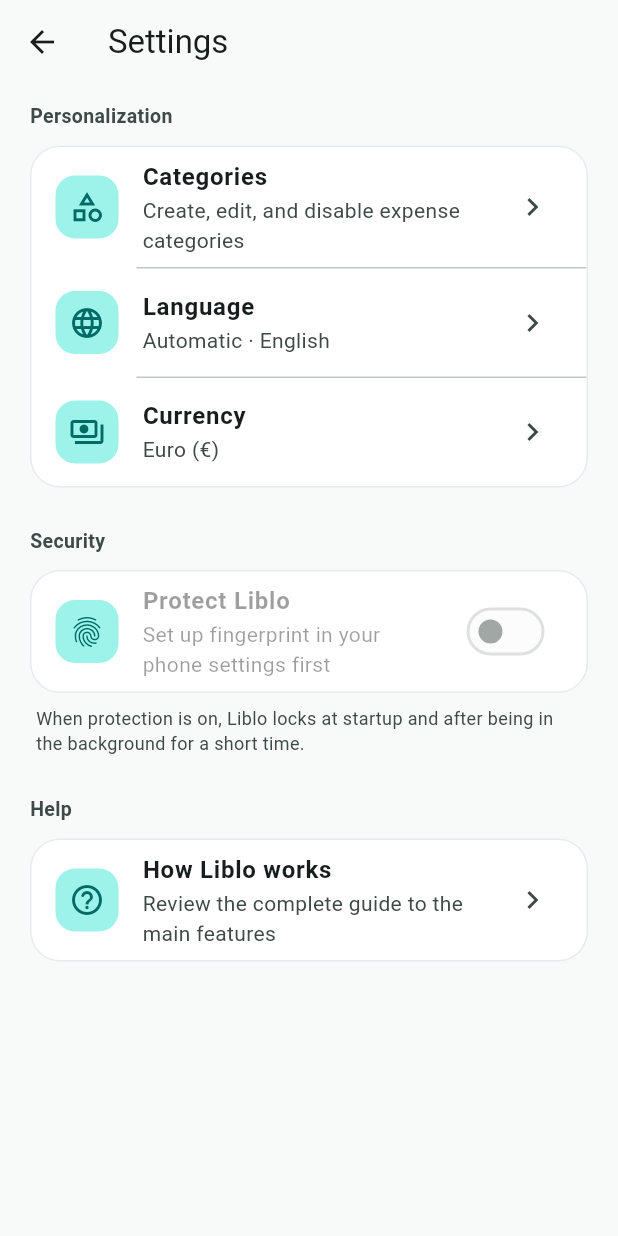
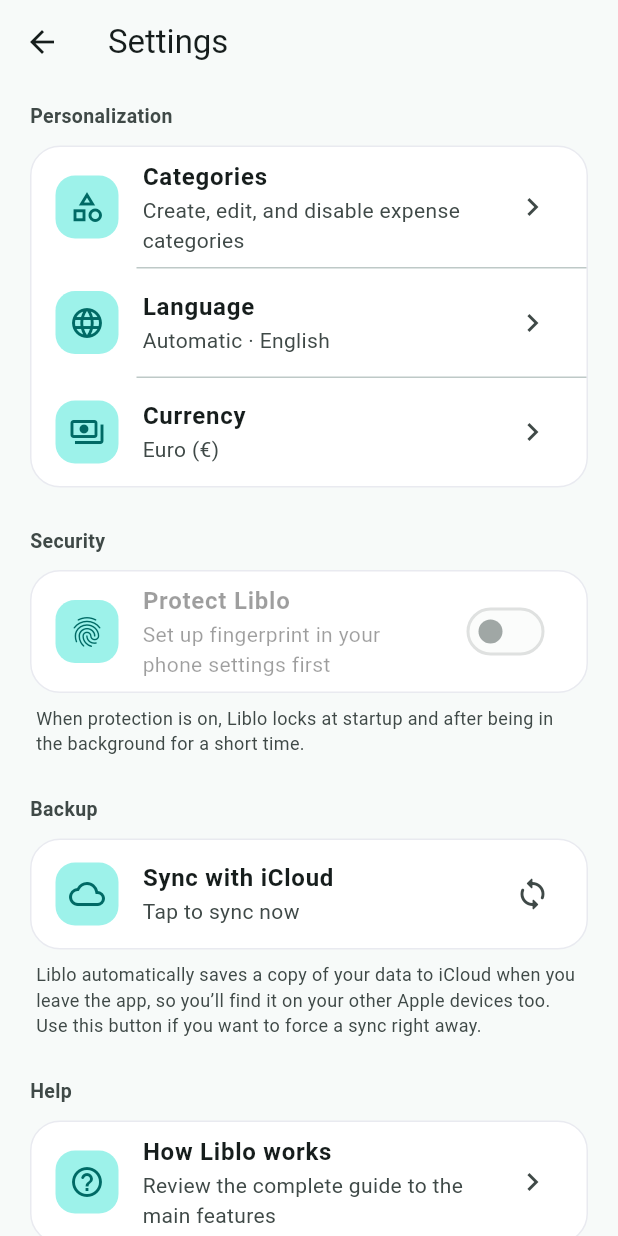
Before and after one commit to saveriocoleschi26/personal-finance, a Flutter app: the SettingsPage screen opened directly, on a phone screen of 412 x 824 dp. Run offline on Flutter 3.47's test engine with Material 3 defaults, Android fonts, the light colour scheme and no system bars; our stand-ins replace fl_chart, local_auth, sqflite; missing offline and left inert: icloud_storage; accounts and stored records are empty.

Commit message:
Sincronizzazione dati con iCloud

```diff
--- a/lib/localization/app_language.dart
+++ b/lib/localization/app_language.dart
@@ -170,6 +170,9 @@
       'This setting only changes the displayed symbol. Amounts are not converted.',
   'Sicurezza': 'Security',
   'Proteggi Liblo': 'Protect Liblo',
+  'Backup': 'Backup',
+  'Sincronizza con iCloud': 'Sync with iCloud',
+  'Sincronizzazione in corso...': 'Syncing...',
   'Aiuto': 'Help',
   'Come funziona Liblo': 'How Liblo works',
   'Rivedi la guida rapida alle funzioni principali':
--- a/lib/main.dart
+++ b/lib/main.dart
@@ -1,6 +1,7 @@
 import 'package:flutter/material.dart';
 
 import 'app_shell.dart';
+import 'cloud_sync/icloud_sync_service.dart';
 import 'currency/app_currency.dart';
 import 'localization/app_language.dart';
 import 'security/biometric_gate.dart';
@@ -11,11 +12,45 @@
   await AppLanguageController.instance.load();
   await AppCurrencyController.instance.load();
   await BiometricSecurityController.instance.load();
+  // Se su iCloud c'è una copia del database più recente di quella locale
+  // (es. aggiunta da un altro dispositivo), la scarichiamo PRIMA di aprire
+  // il database. In caso di problemi con iCloud l'app parte comunque
+  // normalmente con i dati locali.
+  await ICloudSyncService.downloadIfNewer();
   runApp(const PersonalFinanceApp());
 }
 
-class PersonalFinanceApp extends StatelessWidget {
+class PersonalFinanceApp extends StatefulWidget {
   const PersonalFinanceApp({super.key});
+
+  @override
+  State<PersonalFinanceApp> createState() => _PersonalFinanceAppState();
+}
+
+class _PersonalFinanceAppState extends State<PersonalFinanceApp>
+    with WidgetsBindingObserver {
+  @override
+  void initState() {
+    super.initState();
+    WidgetsBinding.instance.addObserver(this);
+  }
+
+  @override
+  void dispose() {
+    WidgetsBinding.instance.removeObserver(this);
+    super.dispose();
+  }
+
+  @override
+  void didChangeAppLifecycleState(AppLifecycleState state) {
+    // Quando l'utente esce dall'app (per chiuderla o passare a un'altra
+    // app) carichiamo la copia aggiornata del database su iCloud, così
+    // sarà disponibile sugli altri dispositivi alla prossima apertura.
+    if (state == AppLifecycleState.paused ||
+        state == AppLifecycleState.inactive) {
+      ICloudSyncService.uploadDatabase();
+    }
+  }
 
   @override
   Widget build(BuildContext context) {
--- a/lib/settings/settings_page.dart
+++ b/lib/settings/settings_page.dart
@@ -3,6 +3,7 @@
 import 'package:flutter/material.dart';
 
 import '../categories/categories_page.dart';
+import '../cloud_sync/icloud_sync_service.dart';
 import '../currency/app_currency.dart';
 import '../localization/app_language.dart';
 import '../onboarding/onboarding_page.dart';
@@ -17,6 +18,8 @@
 
 class _SettingsPageState extends State<SettingsPage> {
   bool _changingSecurity = false;
+  bool _syncingNow = false;
+  DateTime? _lastSyncTime;
 
   AppLanguageController get _language => AppLanguageController.instance;
   AppCurrencyController get _currency => AppCurrencyController.instance;
@@ -45,6 +48,47 @@
 
   void _refresh() {
     if (mounted) setState(() {});
+  }
+
+  String _lastSyncLabel() {
+    final lastSync = _lastSyncTime;
+    if (lastSync == null) {
+      return le(
+        'Tocca per sincronizzare ora',
+        'Tap to sync now',
+      );
+    }
+    final hh = lastSync.hour.toString().padLeft(2, '0');
+    final mm = lastSync.minute.toString().padLeft(2, '0');
+    return le(
+      'Ultima sincronizzazione: $hh:$mm',
+      'Last synced: $hh:$mm',
+    );
+  }
+
+  Future<void> _syncNow() async {
+    setState(() {
+      _syncingNow = true;
+    });
+
+    await ICloudSyncService.uploadDatabase();
+
+    if (!mounted) return;
+    setState(() {
+      _syncingNow = false;
+      _lastSyncTime = DateTime.now();
+    });
+
+    ScaffoldMessenger.of(context).showSnackBar(
+      SnackBar(
+        content: Text(
+          le(
+            'Sincronizzazione completata',
+            'Sync completed',
+          ),
+        ),
+      ),
+    );
   }
 
   String _languageSubtitle() {
@@ -299,6 +343,58 @@
               le(
                 'Quando la protezione è attiva, Liblo si blocca all’avvio e dopo essere rimasta in background per qualche secondo.',
                 'When protection is on, Liblo locks at startup and after being in the background for a short time.',
+              ),
+              style: TextStyle(
+                fontSize: 12,
+                color: colors.onSurfaceVariant,
+              ),
+            ),
+          ),
+          const SizedBox(height: 26),
+          Text(
+            l('Backup'),
+            style: TextStyle(
+              fontSize: 13,
+              fontWeight: FontWeight.w600,
+              color: colors.onSurfaceVariant,
+            ),
+          ),
+          const SizedBox(height: 10),
+          _SettingsCard(
+            child: ListTile(
+              leading: _SettingsIcon(
+                icon: Icons.cloud_outlined,
+                color: colors.primary,
+                background: colors.primaryContainer,
+              ),
+              title: Text(
+                l('Sincronizza con iCloud'),
+                style: const TextStyle(
+                  fontWeight: FontWeight.w600,
+                ),
+              ),
+              subtitle: Text(
+                _syncingNow
+                    ? l('Sincronizzazione in corso...')
+                    : _lastSyncLabel(),
+              ),
+              trailing: _syncingNow
+                  ? const SizedBox(
+                      width: 20,
+                      height: 20,
+                      child: CircularProgressIndicator(strokeWidth: 2),
+                    )
+                  : const Icon(Icons.sync_rounded),
+              onTap: _syncingNow ? null : _syncNow,
+            ),
+          ),
+          const SizedBox(height: 8),
+          Padding(
+            padding: const EdgeInsets.symmetric(horizontal: 4),
+            child: Text(
+              le(
+                'Liblo salva automaticamente una copia dei tuoi dati su iCloud quando esci dall’app, così li ritrovi anche sui tuoi altri dispositivi Apple. Usa questo pulsante se vuoi forzare subito la sincronizzazione.',
+                'Liblo automatically saves a copy of your data to iCloud when you leave the app, so you’ll find it on your other Apple devices too. Use this button if you want to force a sync right away.',
               ),
               style: TextStyle(
                 fontSize: 12,
--- a/pubspec.yaml
+++ b/pubspec.yaml
@@ -38,6 +38,7 @@
   sqflite: ^2.4.3
   path: ^1.9.1
   local_auth: ^3.0.2
+  icloud_storage: ^2.2.0
 
 dev_dependencies:
   flutter_test:
```
Also changed, not shown: lib/cloud_sync/icloud_sync_service.dart (added, +143 -0 lines), lib/database/database_service.dart (+14 -2 lines), pubspec.lock, 3 other files.
